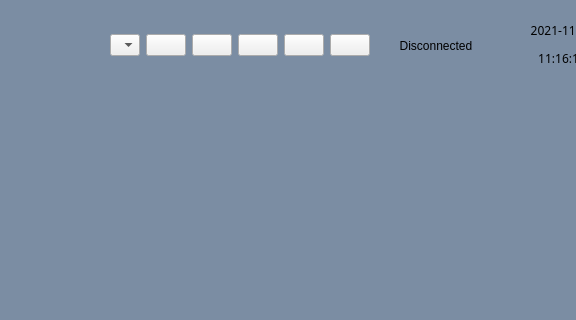
First picture: the form in src/framework/FrameworkWidget.ui, repository hanjingo/rag-qt, before the edit; both pictures show x 608 to 1184 and y 0 to 320 of the 1280 by 757 pixel window.
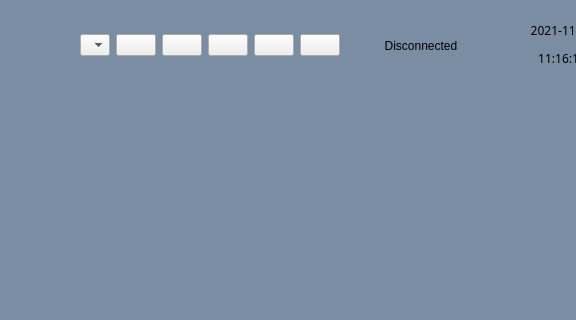
Second picture: the form after the edit. Icons and pictures are not drawn.

```diff
--- a/src/framework/FrameworkWidget.ui
+++ b/src/framework/FrameworkWidget.ui
@@ -335,7 +335,7 @@
        <widget class="QLabel" name="lblNetStatus">
         <property name="minimumSize">
          <size>
-          <width>120</width>
+          <width>150</width>
           <height>0</height>
          </size>
         </property>
```
